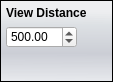
First picture: the form in bin/data/ui/renderersettings.ui, repository realXtend/tundra, before the edit.
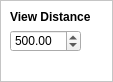
Second picture: the form after the edit.

Commit message: * New ControlBarManager for top right menus. Integrated settings and notification manager to this with ControlBarButtons. * New QAction classes in Common folder, already used internally to link UI elements to actions. More use in the future in MenuManager when adding widgets to menus. * Comms fix to enable IM UI back, some mistake commit had removed a function from CommunicationModule.cpp * New place and appearance for Settings, path for adding tabs to this remains the same. * New UiDefines.h for common module wide stuff like enums.

Diff of the .ui file:
```diff
--- a/bin/data/ui/renderersettings.ui
+++ b/bin/data/ui/renderersettings.ui
@@ -14,34 +14,11 @@
    <string>Sound Settings</string>
   </property>
   <property name="styleSheet">
-   <string notr="true">/* Containers */
-QFrame#MainFrame {
-	background-color: qlineargradient(spread:pad, x1:0.006, y1:0, x2:0, y2:1, stop:0.142045 rgba(229, 234, 243, 50), stop:0.295455 rgba(209, 215, 221, 150), stop:0.65 rgba(179, 183, 196, 150), stop:1 rgba(222, 227, 236, 100));
-	padding: 5px;
+   <string notr="true">QFrame#MainFrame {
+	background-color: white;
+	padding: 9px;
 }
-
-/* QPUSHBUTTON 
-
-QPushButton {
-	color: rgb(0, 0, 0);
-	min-width: 60px;
-	font-size: 12px;
-	border: 1px solid;
-	border-color: rgb(48, 48, 48);
-	border-radius: 8px;
-	border-top-left-radius: 0px;
-	border-bottom-right-radius: 0px;
-	padding: 2px 5px;
-	background-color: qlineargradient(spread:pad, x1:0.488636, y1:0.273, x2:0.511, y2:1, stop:0 rgba(0, 0, 0, 50), stop:1 rgba(207, 207, 207, 100));
-}
-
-QPushButton:hover {
-	border-color: rgba(0, 0, 0, 255);
-	color: rgb(0,0,0);
-	background-color: qlineargradient(spread:pad, x1:0.488636, y1:0.273, x2:0.511, y2:1, stop:0 rgba(0, 169, 255, 255), stop:1 rgba(0, 0, 0, 50));
-}
-
-*/</string>
+</string>
   </property>
   <layout class="QHBoxLayout" name="horizontalLayout">
    <property name="spacing">
```
The commit also changes 60 other files.
